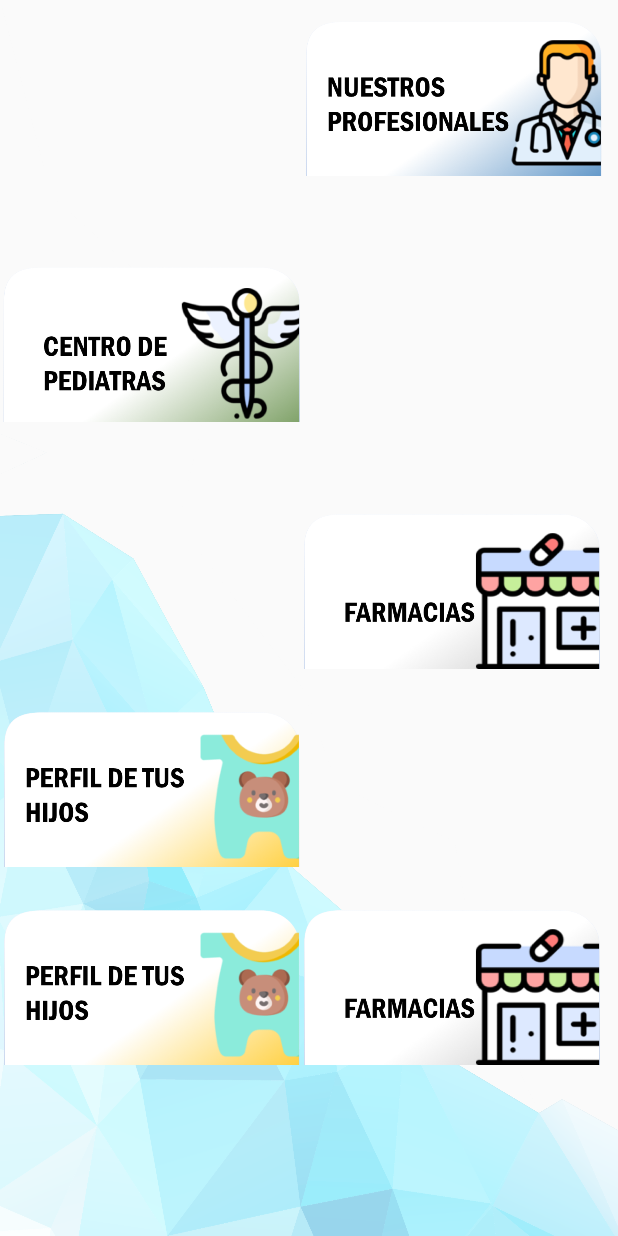
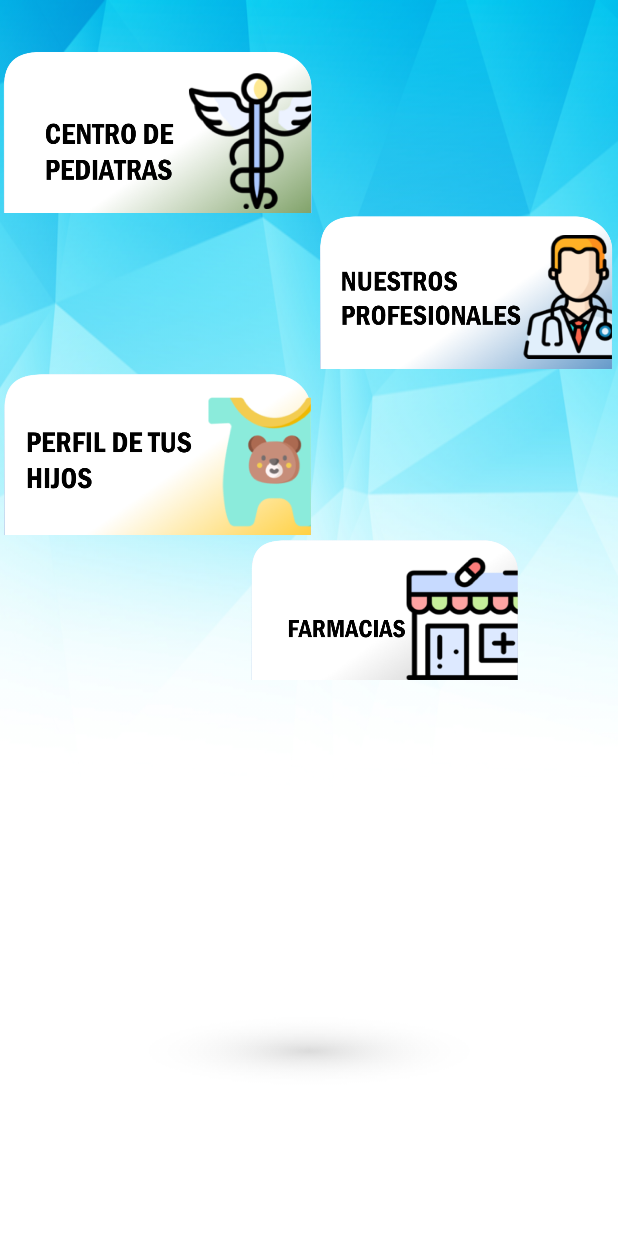
Before and after one commit to mypediatric/Prueba_MyPediatric, an Android app: the Mainmaster screen opened directly, with no data from a screen before it, on a phone screen of 412 x 824 dp. Run offline under Robolectric (Android 15) with nearby library versions, the phone set to English and light mode, and no system bars.

Commit message:
Interfaz de usuario para pediatras con navegacion por lista, navegacion por opciones de la aplicacion, registro de usuarios verificado.

```diff
--- a/app/src/main/AndroidManifest.xml
+++ b/app/src/main/AndroidManifest.xml
@@ -26,6 +26,8 @@
         <activity android:name=".Login"></activity>
         <activity android:name=".pediatras_create"></activity>
         <activity android:name=".Regist_Kid"></activity>
+        <activity android:name=".Pediatras"></activity>
+        <activity android:name=".PediatrasFound"></activity>
     </application>
 
     <uses-permission android:name="android.permission.INTERNET" />
--- a/app/src/main/java/com/example/mypediatric/Login.java
+++ b/app/src/main/java/com/example/mypediatric/Login.java
@@ -32,4 +32,9 @@ public class Login extends AppCompatActivity {
         Intent registro = new Intent(this, Regist_Kid.class);
         startActivity(registro);
     }
+
+    public void MainMaster(View view) {
+        Intent Mainmaster = new Intent(this, Mainmaster.class);
+        startActivity(Mainmaster);
     }
+}
--- a/app/src/main/res/layout/activity_login.xml
+++ b/app/src/main/res/layout/activity_login.xml
@@ -81,7 +81,7 @@
         android:layout_marginEnd="8dp"
         android:layout_marginRight="8dp"
         android:background="@drawable/boton_redondo"
-        android:onClick="Proximo"
+        android:onClick="MainMaster"
         android:text="@string/btnLogin"
         android:textColor="#FFFFFF"
         app:layout_constraintEnd_toEndOf="parent"
--- a/app/src/main/res/layout/activity_mainmaster.xml
+++ b/app/src/main/res/layout/activity_mainmaster.xml
@@ -5,30 +5,34 @@
     xmlns:tools="http://schemas.android.com/tools"
     android:layout_width="match_parent"
     android:layout_height="match_parent"
-    android:background="@drawable/vector_logo"
+    android:background="@drawable/fondo2"
     >
 
 
     <ImageView
         android:id="@+id/imageView11"
-        android:layout_width="201dp"
-        android:layout_height="131dp"
+        android:layout_width="203dp"
+        android:layout_height="102dp"
+        android:onClick="Proximo"
         app:layout_constraintEnd_toEndOf="parent"
-        app:layout_constraintHorizontal_bias="0.957"
+        app:layout_constraintHorizontal_bias="1.0"
         app:layout_constraintStart_toStartOf="parent"
+        app:layout_constraintTop_toBottomOf="@+id/imageView9"
         app:srcCompat="@drawable/profesionalesicono"
-        tools:ignore="MissingConstraints"
-        tools:layout_editor_absoluteY="295dp" />
+        tools:ignore="MissingConstraints" />
 
     <ImageView
         android:id="@+id/imageView10"
-        android:layout_width="201dp"
-        android:layout_height="131dp"
-        android:layout_marginBottom="232dp"
+        android:layout_width="209dp"
+        android:layout_height="114dp"
+        android:layout_marginBottom="132dp"
+        android:onClick="Registrokid"
         app:layout_constraintBottom_toBottomOf="parent"
         app:layout_constraintEnd_toEndOf="parent"
         app:layout_constraintHorizontal_bias="0.0"
         app:layout_constraintStart_toStartOf="parent"
+        app:layout_constraintTop_toBottomOf="@+id/imageView11"
+        app:layout_constraintVertical_bias="0.0"
         app:srcCompat="@drawable/bebeicono" />
 
     <ImageView
@@ -36,6 +40,7 @@
         android:layout_width="201dp"
         android:layout_height="131dp"
         android:layout_marginBottom="100dp"
+        android:visibility="invisible"
         app:layout_constraintBottom_toBottomOf="parent"
         app:layout_constraintEnd_toEndOf="parent"
         app:layout_constraintHorizontal_bias="0.0"
@@ -44,9 +49,10 @@
 
     <ImageView
         android:id="@+id/imageView9"
-        android:layout_width="201dp"
-        android:layout_height="131dp"
-        android:layout_marginTop="164dp"
+        android:layout_width="209dp"
+        android:layout_height="112dp"
+        android:layout_marginTop="32dp"
+        android:onClick="Pediatras"
         app:layout_constraintEnd_toEndOf="parent"
         app:layout_constraintHorizontal_bias="0.0"
         app:layout_constraintStart_toStartOf="parent"
@@ -61,19 +67,23 @@
         android:layout_marginLeft="200dp"
         android:layout_marginBottom="100dp"
         android:contentDescription="TODO"
+        android:visibility="invisible"
         app:layout_constraintBottom_toBottomOf="parent"
         app:layout_constraintStart_toStartOf="parent"
         app:srcCompat="@drawable/farmaciasicono" />
 
     <ImageView
         android:id="@+id/imageView12"
-        android:layout_width="201dp"
-        android:layout_height="131dp"
-        android:layout_marginStart="200dp"
-        android:layout_marginLeft="200dp"
-        android:layout_marginBottom="364dp"
+        android:layout_width="200dp"
+        android:layout_height="93dp"
+        android:layout_marginStart="156dp"
+        android:layout_marginLeft="156dp"
+        android:layout_marginBottom="56dp"
+        android:onClick="Proximo"
         app:layout_constraintBottom_toBottomOf="parent"
         app:layout_constraintStart_toStartOf="parent"
+        app:layout_constraintTop_toBottomOf="@+id/imageView10"
+        app:layout_constraintVertical_bias="0.0"
         app:srcCompat="@drawable/farmaciasicono" />
 
 
--- a/app/src/main/res/layout/activity_pediatras_create.xml
+++ b/app/src/main/res/layout/activity_pediatras_create.xml
@@ -28,6 +28,7 @@
                 android:layout_width="wrap_content"
                 android:layout_height="wrap_content"
                 android:layout_weight="1"
+                android:onClick="Editar"
                 android:text="editar" />
 
             <Button
@@ -74,7 +75,7 @@
         android:layout_height="wrap_content">
 
         <android.support.design.widget.TextInputEditText
-            android:id="@+id/txtTelefono"
+            android:id="@+id/txtFPTelefono"
             android:layout_width="match_parent"
             android:layout_height="wrap_content"
             android:hint="telefono" />
@@ -98,7 +99,7 @@
         android:layout_height="wrap_content">
 
         <android.support.design.widget.TextInputEditText
-            android:id="@+id/txtDescripcion"
+            android:id="@+id/txtFPDescripcion"
             android:layout_width="match_parent"
             android:layout_height="wrap_content"
             android:hint="descripcion" />
--- a/app/src/main/res/layout/activity_pediatras_search.xml
+++ b/app/src/main/res/layout/activity_pediatras_search.xml
@@ -7,7 +7,7 @@
     tools:context=".PediatrasSearch">
 
     <TextView
-        android:id="@+id/labelPediatra"
+        android:id="@+id/txtFPName"
         android:layout_width="wrap_content"
         android:layout_height="0dp"
         android:layout_marginStart="8dp"
@@ -35,6 +35,6 @@
         app:layout_constraintEnd_toEndOf="parent"
         app:layout_constraintHorizontal_bias="0.498"
         app:layout_constraintStart_toStartOf="parent"
-        app:layout_constraintTop_toBottomOf="@+id/labelPediatra" />
+        app:layout_constraintTop_toBottomOf="@+id/txtFPName" />
 
 </android.support.constraint.ConstraintLayout>
--- a/app/src/main/res/layout/activity_registro.xml
+++ b/app/src/main/res/layout/activity_registro.xml
@@ -88,7 +88,7 @@
                 android:textSize="10sp" />
 
             <EditText
-                android:id="@+id/txtName"
+                android:id="@+id/txtFPName"
                 android:layout_width="324dp"
                 android:layout_height="wrap_content"
                 android:layout_gravity="center"
--- a/app/src/main/res/layout/nav_header_mainmaster.xml
+++ b/app/src/main/res/layout/nav_header_mainmaster.xml
@@ -28,7 +28,7 @@
         android:textAppearance="@style/TextAppearance.AppCompat.Body1" />
 
     <TextView
-        android:id="@+id/textView"
+        android:id="@+id/txtFPTelefono"
         android:layout_width="wrap_content"
         android:layout_height="wrap_content"
         android:text="@string/nav_header_subtitle" />
```
Also changed, not shown: app/src/main/java/com/example/mypediatric/Mainmaster.java (+26 -18 lines), app/src/main/java/com/example/mypediatric/Pediatras.java (+67 -3 lines), app/src/main/java/com/example/mypediatric/PediatrasFound.java (+16 -0 lines), app/src/main/java/com/example/mypediatric/Registro.java (+19 -12 lines), app/src/main/java/com/example/mypediatric/pediatras_create.java (+36 -3 lines), app/src/main/res/layout/activity_pediatras.xml (+12 -79 lines), app/src/main/res/layout/activity_pediatras_found.xml (+9 -12 lines).
